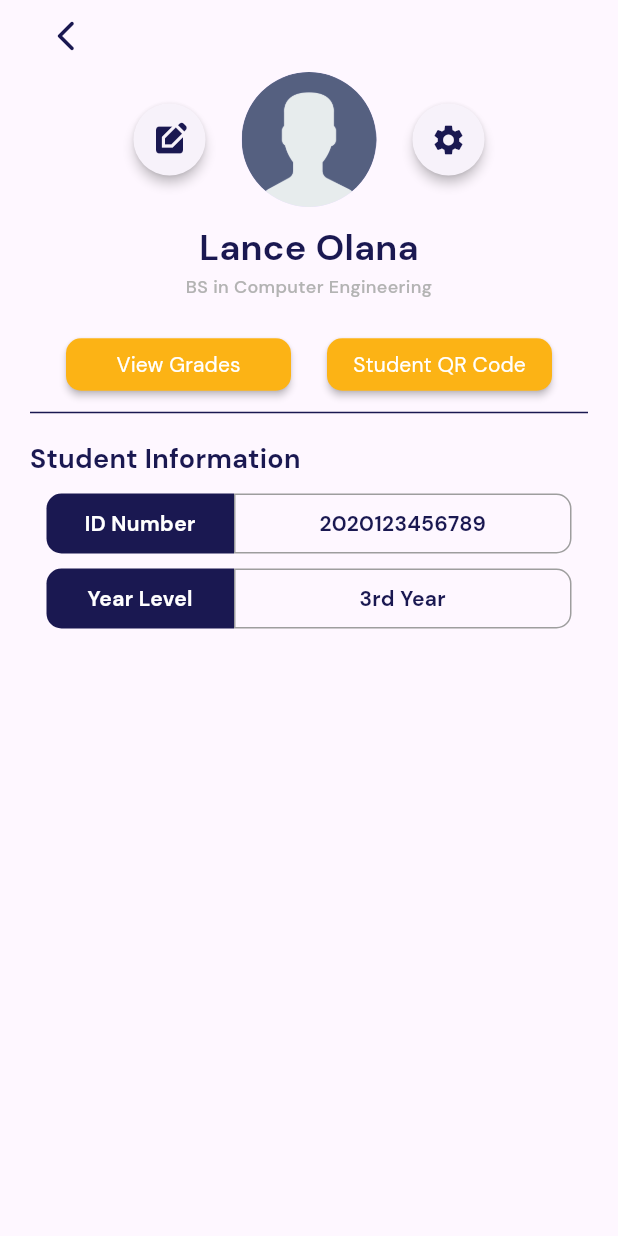
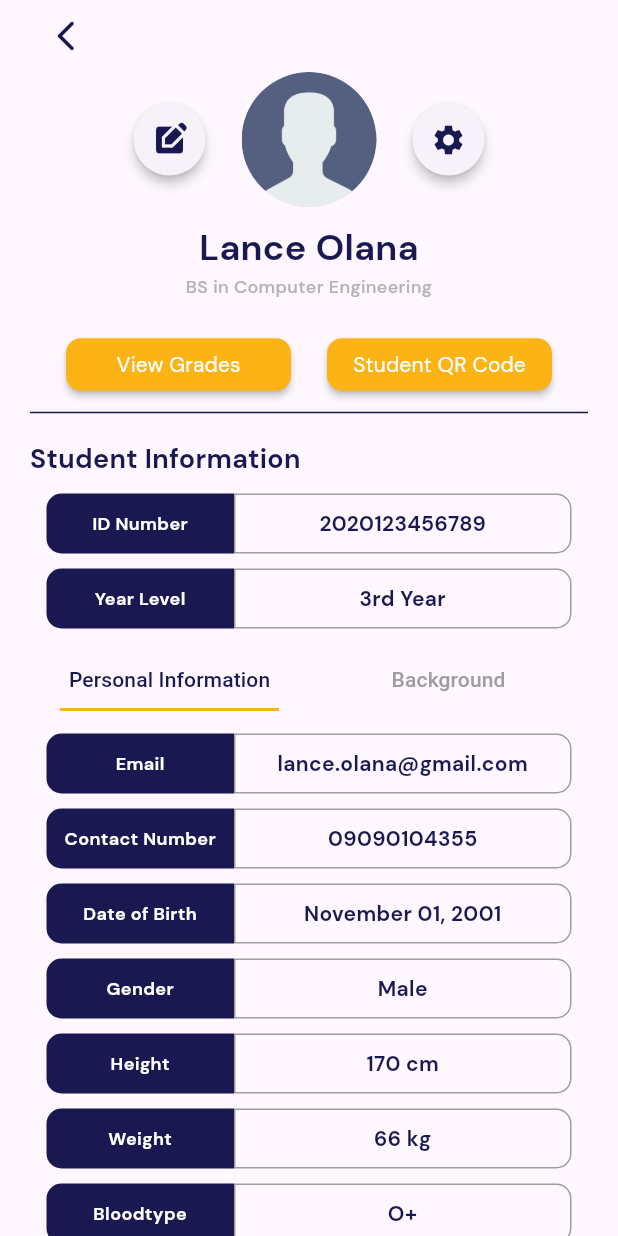
Before and after one commit to lansoyyy/school_systems, a Flutter app: the ProfileScreen screen opened directly, on a phone screen of 412 x 824 dp. Run offline on Flutter 3.47's test engine with Material 3 defaults, Android fonts, the light colour scheme and no system bars; our stand-ins replace fluttertoast, salomon_bottom_bar; missing offline and left inert: flutter_calendar_week, flutter_neat_and_clean_calendar.

Commit message:
added initial profile ui

```diff
--- a/lib/screens/home_screen.dart
+++ b/lib/screens/home_screen.dart
@@ -35,7 +35,10 @@ class _HomeScreenState extends State<HomeScreen> {
         items: [
           /// Home
           SalomonBottomBarItem(
-            icon: const Icon(Icons.home),
+            icon: Icon(
+              Icons.home,
+              color: _currentIndex == 0 ? Colors.white : primary,
+            ),
             title: const Text(
               "Home",
               style: TextStyle(fontFamily: 'Bold'),
--- a/lib/screens/profile_screen.dart
+++ b/lib/screens/profile_screen.dart
@@ -1,4 +1,5 @@
 import 'package:flutter/material.dart';
+import 'package:flutter/widgets.dart';
 import 'package:school_systems/utlis/colors.dart';
 import 'package:school_systems/widgets/button_widget.dart';
 import 'package:school_systems/widgets/text_widget.dart';
@@ -8,7 +9,9 @@ class ProfileScreen extends StatelessWidget {
 
   @override
   Widget build(BuildContext context) {
-    return Scaffold(
+    return DefaultTabController(
+      length: 2,
+      child: Scaffold(
         body: SafeArea(
           child: Padding(
             padding: const EdgeInsets.only(left: 20, right: 20),
@@ -140,9 +143,105 @@ class ProfileScreen extends StatelessWidget {
                 ),
                 tile('ID Number', '2020123456789'),
                 tile('Year Level', '3rd Year'),
+                const SizedBox(
+                  height: 10,
+                ),
+                SizedBox(
+                  height: 40,
+                  child: TabBar(
+                      indicatorWeight: 2,
+                      indicatorSize: TabBarIndicatorSize.tab,
+                      dividerColor: Colors.transparent,
+                      indicatorColor: secondary,
+                      labelColor: primary,
+                      indicatorPadding:
+                          const EdgeInsets.only(left: 20, right: 20),
+                      unselectedLabelColor: Colors.grey,
+                      tabs: const [
+                        Tab(
+                          text: 'Personal Information',
+                        ),
+                        Tab(
+                          text: 'Background',
+                        ),
+                      ]),
+                ),
+                const SizedBox(
+                  height: 10,
+                ),
+                Expanded(
+                  child: TabBarView(children: [
+                    personal(),
+                    background(),
+                  ]),
+                ),
               ],
             ),
           ),
+        ),
+      ),
+    );
+  }
+
+  Widget personal() {
+    return SingleChildScrollView(
+      child: Column(
+        crossAxisAlignment: CrossAxisAlignment.start,
+        mainAxisAlignment: MainAxisAlignment.start,
+        children: [
+          tile('Email', 'lance.olana@gmail.com'),
+          tile('Contact Number', '09090104355'),
+          tile('Date of Birth', 'November 01, 2001'),
+          tile('Gender', 'Male'),
+          tile('Height', '170 cm'),
+          tile('Weight', '66 kg'),
+          tile('Bloodtype', 'O+'),
+          const SizedBox(
+            height: 10,
+          ),
+          TextWidget(
+            text: 'Emergency Contact Person',
+            fontSize: 18,
+            fontFamily: 'Bold',
+            color: primary,
+          ),
+          const SizedBox(
+            height: 5,
+          ),
+          tile('Contact Person', 'Mariza Olana'),
+          tile('Address', 'Zone 3, Poblacion, Impasugong, Bukidnon'),
+          tile('Contact Number', '09090104355'),
+          const SizedBox(
+            height: 10,
+          ),
+        ],
+      ),
+    );
+  }
+
+  Widget background() {
+    return SingleChildScrollView(
+      child: Column(
+        crossAxisAlignment: CrossAxisAlignment.start,
+        mainAxisAlignment: MainAxisAlignment.start,
+        children: [
+          tile('Address', 'Zone 3, Poblacion, Impasugong, Bukidnon'),
+          tile('Place of Birth', 'Zone 3, Poblacion, Impasugong, Bukidnon'),
+          tile('Nationality', 'Filipino'),
+          tile('Religion', 'Roman Catholic'),
+          const SizedBox(
+            height: 10,
+          ),
+          tile("Mother's Name", 'Mariza Olana'),
+          tile('Address', 'Zone 3, Poblacion, Impasugong, Bukidnon'),
+          tile('Contact Number', '09090104355'),
+          const SizedBox(
+            height: 10,
+          ),
+          tile("Father's Name", 'Elmer Olana'),
+          tile('Address', 'Zone 3, Poblacion, Impasugong, Bukidnon'),
+          tile('Contact Number', '09090104355'),
+        ],
       ),
     );
   }
@@ -170,7 +269,7 @@ class ProfileScreen extends StatelessWidget {
             child: Center(
               child: TextWidget(
                 text: title,
-                fontSize: 14,
+                fontSize: 12,
                 color: Colors.white,
                 fontFamily: 'Bold',
               ),
```
Lines whose indentation alone changed are shown as unchanged.
